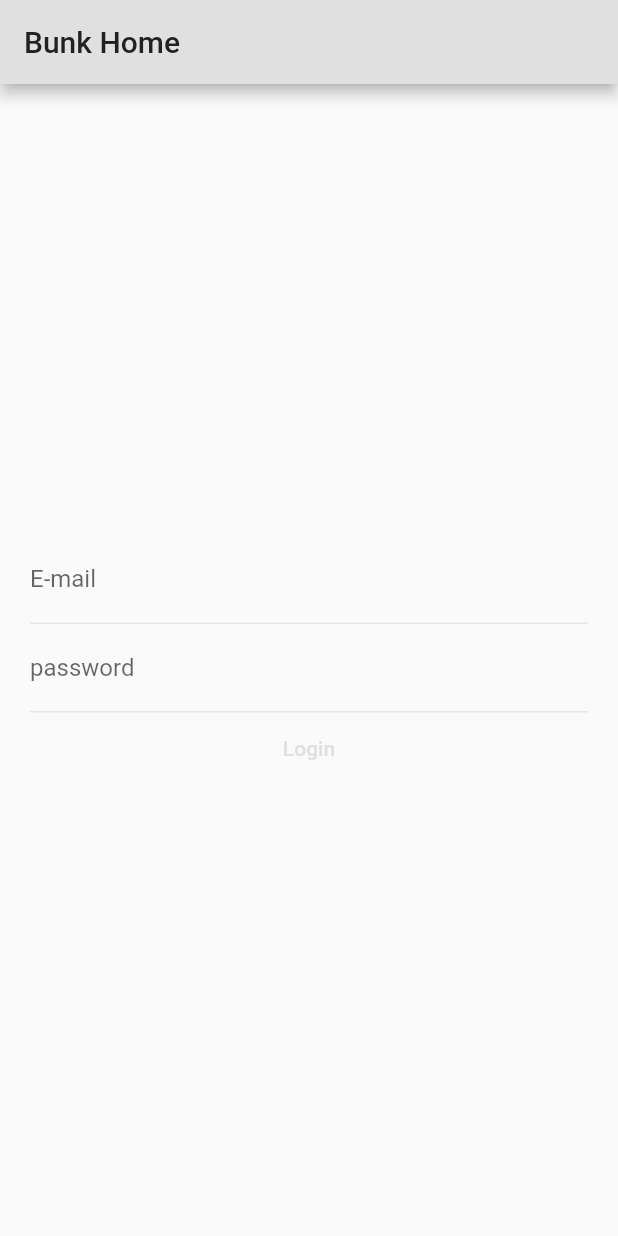
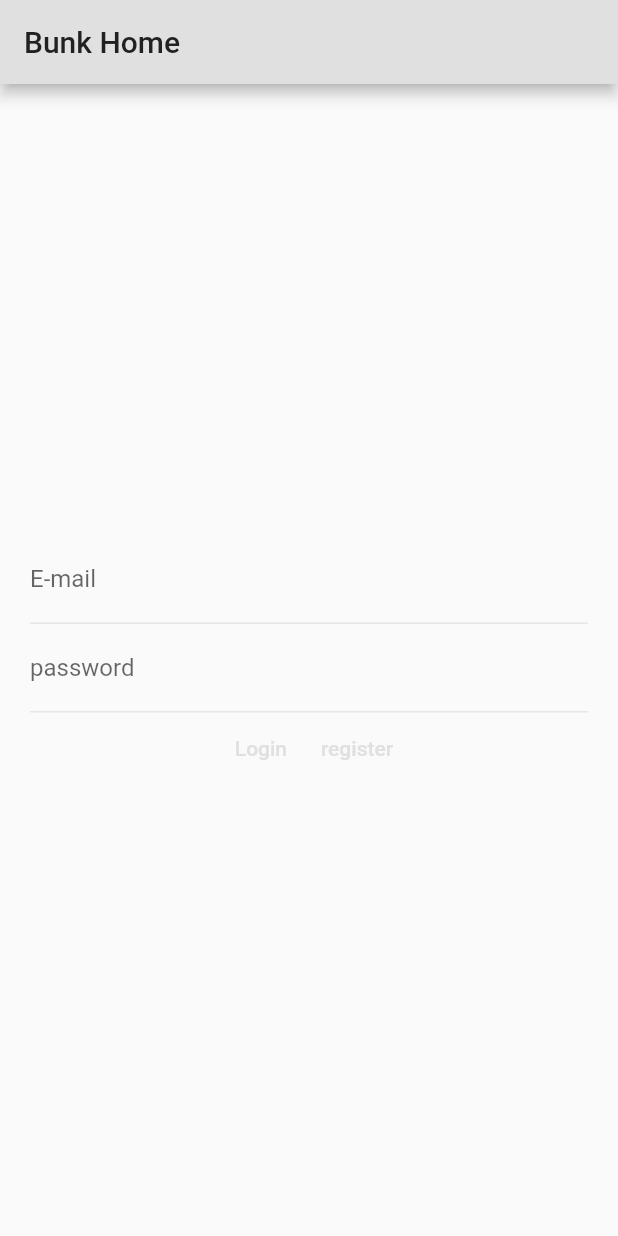
Before and after one commit to Renszit/bunk_app, a Flutter app: the screen it shows after launch, after a tap on "Login", on a phone screen of 412 x 824 dp. Run offline on Flutter 3.47's test engine with Material 2 defaults, Android fonts, the phone set to English and light mode, and no system bars.

Commit message:
text controllers instanced

```diff
--- a/lib/src/home/BunkHome.dart
+++ b/lib/src/home/BunkHome.dart
@@ -11,26 +11,31 @@ class BunkHome extends StatefulWidget {
 }
 
 class _BunkHomeState extends State<BunkHome> {
-  final textEditorController = TextEditingController();
+  final emailFieldController = TextEditingController();
+  final passwordFieldController = TextEditingController();
 
   @override
   void initState() {
     super.initState();
-    textEditorController.addListener(_printLatestValue);
+    emailFieldController.addListener(_printLatestValue);
+    passwordFieldController.addListener(_printLatestValue);
   }
 
   @override
   void dispose() {
-    textEditorController.dispose();
+    emailFieldController.dispose();
+    passwordFieldController.dispose();
     super.dispose();
   }
 
   void _printLatestValue() {
-    print('Second text field: ${textEditorController.text}');
+    print('text  1 field} ${emailFieldController.text}');
+    print('text  2field} ${passwordFieldController.text}');
   }
 
   void onPressed() {
-    print('login');
+    print(
+        'login with following data: ${emailFieldController.text} and ${passwordFieldController.text}');
   }
 
   @override
@@ -49,18 +54,28 @@ class _BunkHomeState extends State<BunkHome> {
                 crossAxisAlignment: CrossAxisAlignment.center,
                 children: [
                   TextFormField(
-                    controller: textEditorController,
+                    key: const Key('email'),
+                    controller: emailFieldController,
                     decoration: const InputDecoration(
                       labelText: 'E-mail',
                     ),
                   ),
                   TextFormField(
-                    controller: textEditorController,
+                    key: const Key('password'),
+                    controller: passwordFieldController,
                     decoration: const InputDecoration(
                       labelText: 'password',
                     ),
                   ),
-                  TextButton(onPressed: onPressed, child: const Text('Login')),
+                  Row(
+                    mainAxisAlignment: MainAxisAlignment.center,
+                    children: [
+                      TextButton(
+                          onPressed: onPressed, child: const Text('Login')),
+                      TextButton(
+                          onPressed: onPressed, child: const Text('register')),
+                    ],
+                  ),
                 ],
               ),
             ),
```
